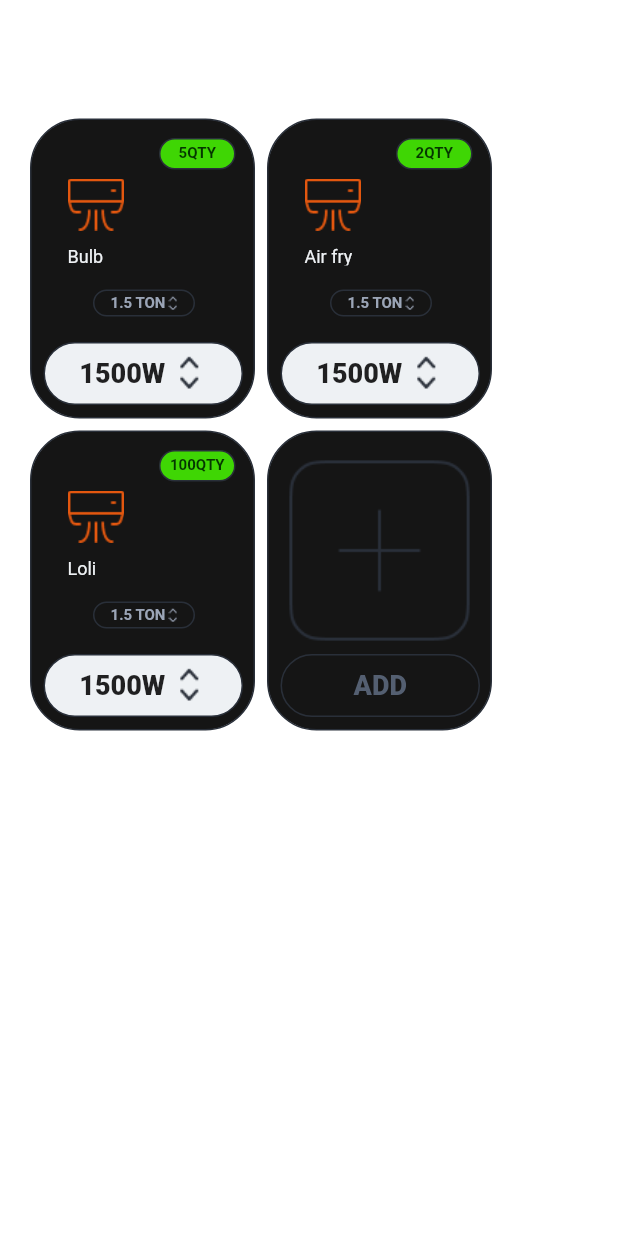
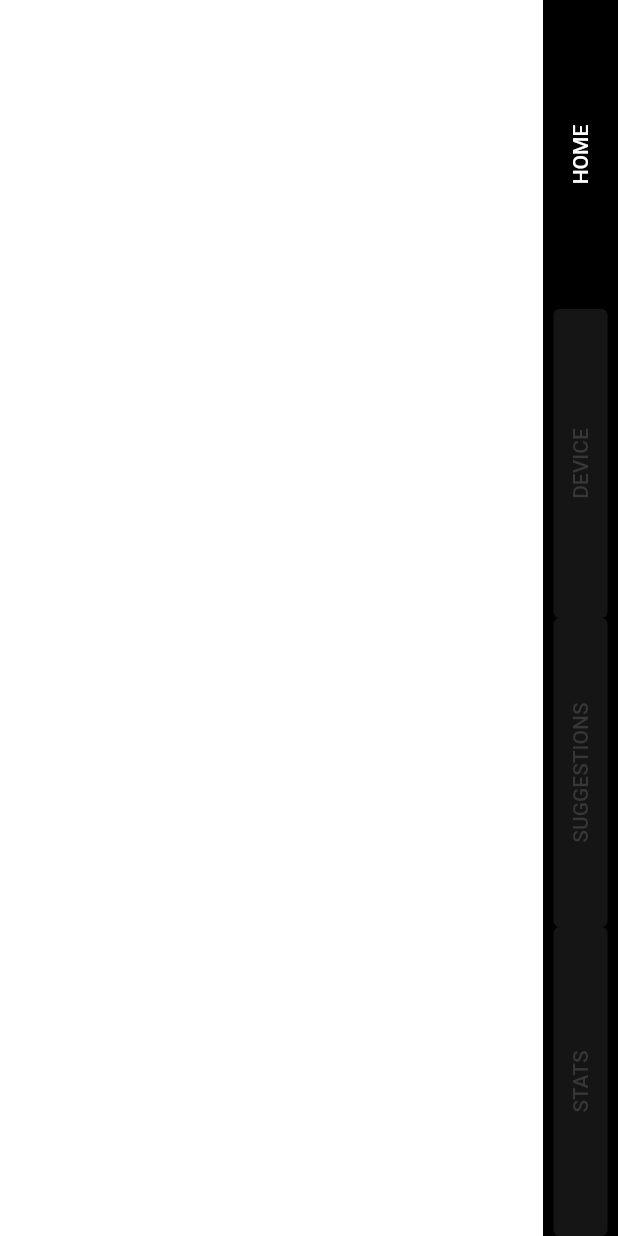
Before and after one commit to ChristanWilbert/greenify, a Flutter app: the screen it shows after launch, on a phone screen of 412 x 824 dp. Run offline on Flutter 3.47's test engine with Material 2 defaults, Android fonts, the phone set to English and light mode, and no system bars; Roboto replaces fonts that are missing (assets/fonts/HelveticaBlk.ttf, assets/fonts/HelveticaReg.ttf).

Commit message:
Navbar and DeviceProvider

```diff
--- a/lib/main.dart
+++ b/lib/main.dart
@@ -1,8 +1,26 @@
 import 'package:flutter/material.dart';
-import 'package:greenify/widget/Device.dart';
+import 'package:greenify/provider/device_provider.dart';
+import 'package:greenify/widget/app.dart';
+import 'package:provider/provider.dart';
 
 void main() {
-  runApp(const MaterialApp(
-    home: Device(),
+  runApp(ChangeNotifierProvider(
+    create: (_) => DeviceProvider(),
+    child: const MyApp(),
   ));
 }
+
+class MyApp extends StatelessWidget {
+  const MyApp({
+    super.key,
+  });
+
+  @override
+  Widget build(BuildContext context) {
+    return const MaterialApp(
+      home: App(),
+      debugShowCheckedModeBanner: false,
+      title: "Greenify by Wilbro Green Energy",
+    );
+  }
+}
--- a/lib/models/device_class.dart
+++ b/lib/models/device_class.dart
@@ -8,15 +8,12 @@ class Device {
   final String watt;
   final String id;
   int qty = 1;
-  bool selected = false;
   Device({required this.name, required this.img, required this.watt})
       : id = uuid.v4();
-
   Device.withQty(
       {required this.name,
       required this.img,
       required this.watt,
       required this.qty})
-      : id = uuid.v4(),
-        selected = true;
+      : id = uuid.v4();
 }
--- /dev/null
+++ b/lib/provider/device_provider.dart
@@ -0,0 +1,36 @@
+import 'package:flutter/material.dart';
+
+import 'package:greenify/models/device_class.dart';
+
+final List<Device> deviceTypes = [
+  Device(name: "Air Conditioner", img: "assets/images/AC.png", watt: "2000"),
+  Device.withQty(
+      name: "Bulb", img: "assets/images/BULB.png", watt: "2600", qty: 5),
+  Device(name: "Fan", img: "assets/images/FAN.png", watt: "2500"),
+  Device.withQty(
+      name: "Fridge", img: "assets/images/FRIDGE.png", watt: "1000", qty: 2),
+  Device.withQty(
+      name: "Iron", img: "assets/images/IRON.png", watt: "2900", qty: 100),
+];
+
+class DeviceProvider with ChangeNotifier {
+  final List<Device> _devices = deviceTypes;
+  final List<Device> _selectedDevices = [
+    deviceTypes[0],
+    deviceTypes[3],
+    deviceTypes[4]
+  ];
+
+  List<Device> get devices => _devices;
+  List<Device> get selectedDevices => _selectedDevices;
+
+  void selectDevice(Device device) {
+    _selectedDevices.add(device);
+    notifyListeners();
+  }
+
+  void deselectDevice(Device device) {
+    _selectedDevices.remove(device);
+    notifyListeners();
+  }
+}
--- a/lib/widget/Device.dart
+++ /dev/null
@@ -1,38 +0,0 @@
-import 'package:flutter/material.dart';
-import 'package:greenify/widget/add_card.dart';
-import 'package:greenify/widget/devicelist/deviceListGenerator.dart';
-
-class Device extends StatelessWidget {
-  const Device({super.key});
-
-  @override
-  Widget build(BuildContext context) {
-    return SafeArea(
-      child: Scaffold(
-        backgroundColor: const Color(0x0C0C0C),
-        body: SingleChildScrollView(
-          child: Padding(
-            padding: const EdgeInsets.fromLTRB(16.0, 32.0, 0, 0),
-            child: Column(
-              crossAxisAlignment: CrossAxisAlignment.start,
-              children: [
-                const Text("Appliances",
-                    style: TextStyle(
-                        color: Colors.white,
-                        fontSize: 30.0,
-                        fontWeight: FontWeight.bold,
-                        fontFamily: 'assets/fonts/HelveticaReg.ttf')),
-                const SizedBox(
-                  height: 8,
-                ),
-                Wrap(children: [
-                  DeviceList(),
-                ]),
-              ],
-            ),
-          ),
-        ),
-      ),
-    );
-  }
-}
--- /dev/null
+++ b/lib/widget/NavBar.dart
@@ -0,0 +1,126 @@
+import 'package:flutter/material.dart';
+
+class NavBar extends StatefulWidget {
+  const NavBar({
+    super.key,
+    required this.setpageIndex,
+    required this.getpageIndex,
+  });
+  final Function(int) setpageIndex;
+  final int Function() getpageIndex;
+
+  @override
+  State<NavBar> createState() => _NavBarState();
+}
+
+class _NavBarState extends State<NavBar> {
+  @override
+  Widget build(BuildContext context) {
+    return Expanded(
+      child: Container(
+        width: 50,
+        color: Colors.black,
+        child: Column(
+          children: [
+            Expanded(
+              child: RotatedBox(
+                quarterTurns: -1,
+                child: TextButton(
+                  onPressed: () {
+                    widget.setpageIndex(0);
+                  },
+                  child: Text(
+                    "HOME",
+                    style: TextStyle(
+                      color: (widget.getpageIndex() == 0)
+                          ? Colors.white
+                          : Color.fromARGB(255, 56, 55, 55),
+                    ),
+                  ),
+                  style: ButtonStyle(
+                    backgroundColor: MaterialStateProperty.all(
+                        (widget.getpageIndex() == 0)
+                            ? Colors.black
+                            : Color(0xff151515)),
+                  ),
+                ),
+              ),
+            ),
+            Expanded(
+              child: RotatedBox(
+                quarterTurns: -1,
+                child: TextButton(
+                  onPressed: () {
+                    widget.setpageIndex(1);
+                  },
+                  child: Text(
+                    "DEVICE",
+                    style: TextStyle(
+                      color: (widget.getpageIndex() == 1)
+                          ? Colors.white
+                          : Color.fromARGB(255, 56, 55, 55),
+                    ),
+                  ),
+                  style: ButtonStyle(
+                    backgroundColor: MaterialStateProperty.all(
+                        (widget.getpageIndex() == 1)
+                            ? Colors.black
+                            : Color(0xff151515)),
+                  ),
+                ),
+              ),
+            ),
+            Expanded(
+              child: RotatedBox(
+                quarterTurns: -1,
+                child: TextButton(
+                  onPressed: () {
+                    widget.setpageIndex(2);
+                  },
+                  child: Text(
+                    "SUGGESTIONS",
+                    style: TextStyle(
+                      color: (widget.getpageIndex() == 2)
+                          ? Colors.white
+                          : Color.fromARGB(255, 56, 55, 55),
+                    ),
+                  ),
+                  style: ButtonStyle(
+                    backgroundColor: MaterialStateProperty.all(
+                        (widget.getpageIndex() == 2)
+                            ? Colors.black
+                            : Color(0xff151515)),
+                  ),
+                ),
+              ),
+            ),
+            Expanded(
+              child: RotatedBox(
+                quarterTurns: -1,
+                child: TextButton(
+                  onPressed: () {
+                    widget.setpageIndex(3);
+                  },
+                  child: Text(
+                    "STATS",
+                    style: TextStyle(
+                      color: (widget.getpageIndex() == 3)
+                          ? Colors.white
+                          : Color.fromARGB(255, 56, 55, 55),
+                    ),
+                  ),
+                  style: ButtonStyle(
+                    backgroundColor: MaterialStateProperty.all(
+                        (widget.getpageIndex() == 3)
+                            ? Colors.black
+                            : Color(0xff151515)),
+                  ),
+                ),
+              ),
+            ),
+          ],
+        ),
+      ),
+    );
+  }
+}
--- /dev/null
+++ b/lib/widget/app.dart
@@ -0,0 +1,73 @@
+import 'package:flutter/material.dart';
+import 'package:greenify/widget/NavBar.dart';
+import 'package:greenify/widget/selectedDevices.dart';
+
+class App extends StatefulWidget {
+  const App({super.key});
+
+  @override
+  State<App> createState() => _AppState();
+}
+
+class _AppState extends State<App> {
+  final List<Widget> page = [
+    Column(
+      children: const [
+        Text(
+          "Home",
+          style: TextStyle(color: Colors.white70),
+        ),
+      ],
+    ),
+    const SelectedDevices(),
+    Column(
+      children: const [
+        Text("page 3"),
+      ],
+    ),
+    Column(
+      children: const [
+        Text(
+          "Comming Soon!!",
+          style: TextStyle(color: Colors.white70),
+        ),
+      ],
+    ),
+  ];
+  int _pageIndex = 0;
+  void _setpageIndex(int val) {
+    setState(() {
+      _pageIndex = val;
+    });
+  }
+
+  int _getpageIndex() {
+    return _pageIndex;
+  }
+
+  @override
+  Widget build(BuildContext context) {
+    return SafeArea(
+      child: Scaffold(
+        backgroundColor: const Color(0x000c0c0c),
+        body: Row(
+          crossAxisAlignment: CrossAxisAlignment.start,
+          children: [
+            Expanded(
+              child: SingleChildScrollView(
+                child: page[_pageIndex],
+              ),
+            ),
+            Column(
+              mainAxisAlignment: MainAxisAlignment.center,
+              children: [
+                NavBar(
+                    setpageIndex: _setpageIndex, getpageIndex: _getpageIndex),
+              ],
+            )
+          ],
+        ),
+      ),
+    );
+  }
+}
--- a/lib/widget/device_card.dart
+++ b/lib/widget/device_card.dart
@@ -51,7 +51,7 @@ class DeviceCard extends StatelessWidget {
             child: Image.asset(
               device.img,
               width: 40,
-              height: 37,
+              height: 40,
             ),
           ),
 
--- a/lib/widget/devicelist/deviceListGenerator.dart
+++ b/lib/widget/devicelist/deviceListGenerator.dart
@@ -1,34 +1,20 @@
 import 'package:flutter/material.dart';
 import 'package:greenify/models/device_class.dart';
+import 'package:greenify/provider/device_provider.dart';
 import 'package:greenify/widget/add_card.dart';
 import 'package:greenify/widget/device_card.dart';
 import 'package:flutter/cupertino.dart';
+import 'package:provider/provider.dart';
 
 class DeviceList extends StatelessWidget {
-  DeviceList({super.key});
-  final List<Device> devices = [
-    Device(
-        name: "Air Conditioner", img: "assets/images/Vector.png", watt: "2000"),
-    Device.withQty(
-        name: "Bulb", img: "assets/images/Vector.png", watt: "2600", qty: 5),
-    Device(
-        name: "Air Conditioner 3",
-        img: "assets/images/Vector.png",
-        watt: "2500"),
-    Device.withQty(
-        name: "Air fry ",
-        img: "assets/images/Vector.png",
-        watt: "1000",
-        qty: 2),
-    Device.withQty(
-        name: "Loli", img: "assets/images/Vector.png", watt: "2900", qty: 100),
-  ];
+  const DeviceList({super.key});
 
   @override
   Widget build(BuildContext context) {
+    final List<Device> devices =
+        context.watch<DeviceProvider>().selectedDevices;
     List<Widget> selectedDevices = [];
-    selectedDevices
-        .addAll((devices.where((element) => element.selected).map((device) {
+    selectedDevices.addAll((devices.map((device) {
       return (DeviceCard(device: device));
     })).toList());
     selectedDevices.add(const AddCard());
--- /dev/null
+++ b/lib/widget/selectedDevices.dart
@@ -0,0 +1,33 @@
+import 'package:flutter/material.dart';
+import 'package:greenify/widget/devicelist/deviceListGenerator.dart';
+
+class SelectedDevices extends StatelessWidget {
+  const SelectedDevices({
+    super.key,
+  });
+
+  @override
+  Widget build(BuildContext context) {
+    return Column(
+      crossAxisAlignment: CrossAxisAlignment.start,
+      children: [
+        Padding(
+          padding: const EdgeInsets.all(20.0),
+          child: Text(
+            "Appliances",
+            style: TextStyle(
+              color: Colors.white,
+              fontSize: 30.0,
+              fontWeight: FontWeight.bold,
+              fontFamily: 'Helvetica', // Replace with your font family name
+            ),
+          ),
+        ),
+        const SizedBox(
+          height: 8,
+        ),
+        DeviceList(),
+      ],
+    );
+  }
+}
--- a/pubspec.yaml
+++ b/pubspec.yaml
@@ -35,6 +35,7 @@ dependencies:
   # The following adds the Cupertino Icons font to your application.
   # Use with the CupertinoIcons class for iOS style icons.
   cupertino_icons: ^1.0.2
+  provider: ^6.0.5
 
 dev_dependencies:
   flutter_test:
```
Also changed, not shown: assets/images/AC.png (renamed from assets/images/Vector.png), assets/images/BULB.png (added), assets/images/FAN.png (added), assets/images/FRIDGE.png (added), assets/images/IRON.png (added), assets/images/TV.png (added), assets/images/WM.png (added), pubspec.lock.
